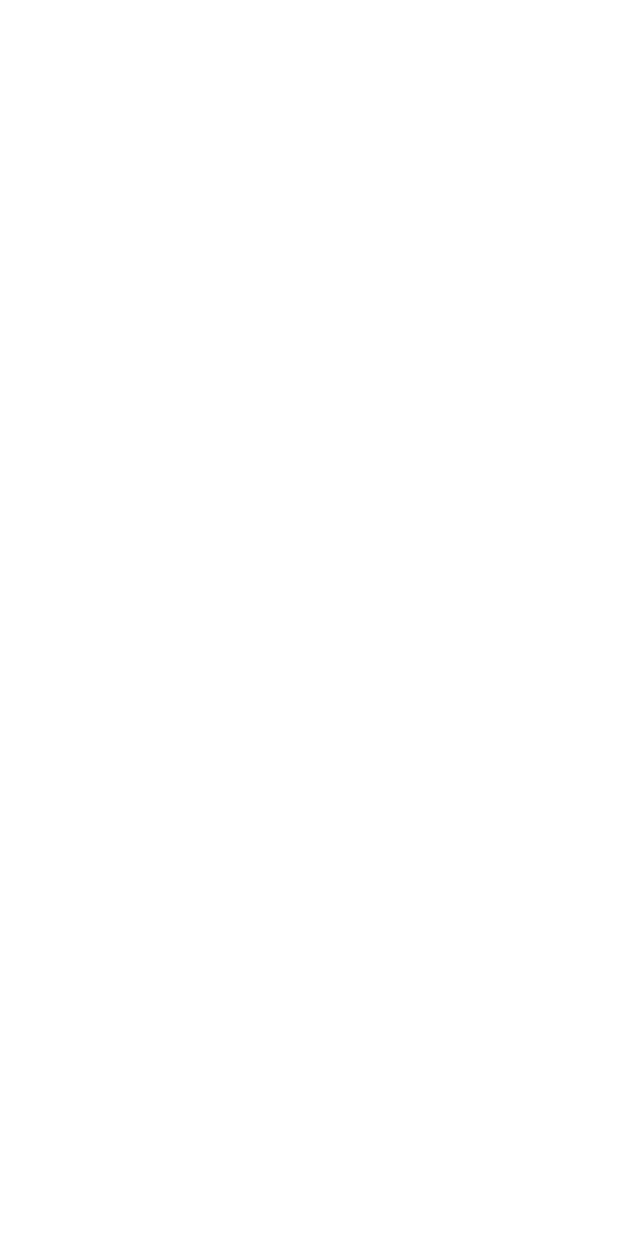
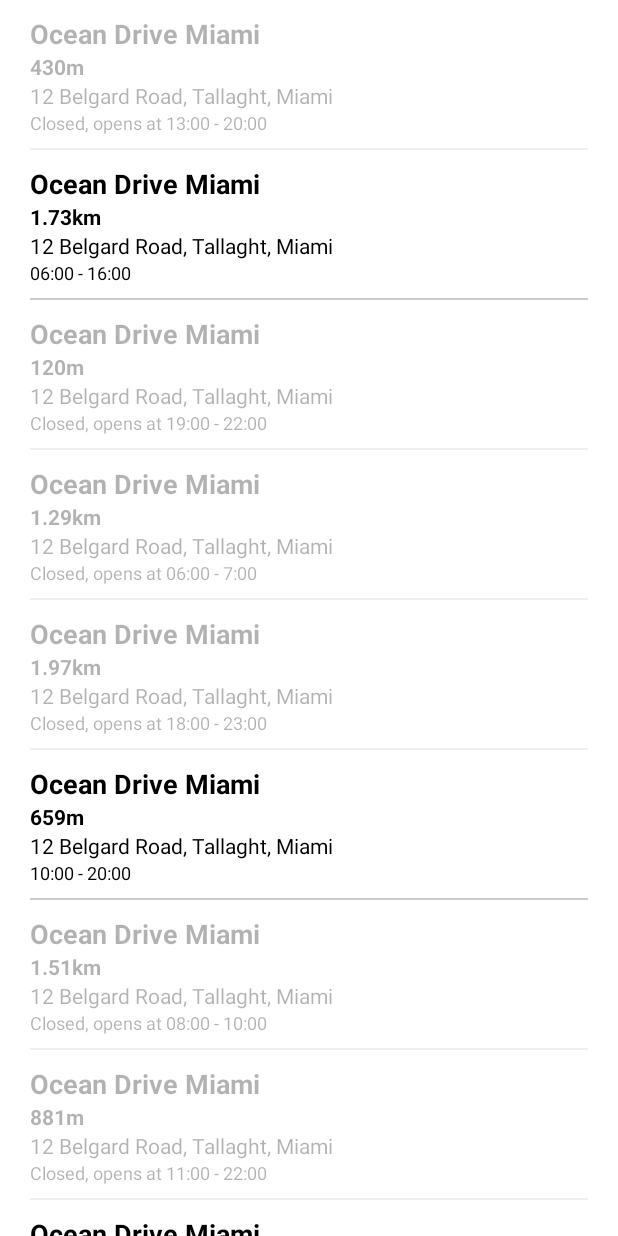
Before and after one commit to nemanjaMet/MENU-Test, an Android app built with Jetpack Compose: the VenuesListScreenFragment screen opened through its navigation route, on a phone screen of 412 x 824 dp. Before the commit the screen is empty. Run offline under Robolectric (Android 15) with nearby library versions, the phone set to English and light mode, and no system bars.

Commit message:
- Added example of venues list

```diff
--- a/app/build.gradle
+++ b/app/build.gradle
@@ -1,6 +1,7 @@
 plugins {
     id 'com.android.application'
     id 'org.jetbrains.kotlin.android'
+    id 'androidx.navigation.safeargs'
 }
 
 android {
@@ -37,7 +38,7 @@ android {
         compose true
     }
     composeOptions {
-        kotlinCompilerExtensionVersion '1.3.2'
+        kotlinCompilerExtensionVersion '1.4.8'
     }
     packagingOptions {
         resources {
--- /dev/null
+++ b/app/src/main/java/com/example/menutest/adapters/VenuesAdapter.kt
@@ -0,0 +1,66 @@
+package com.example.menutest.adapters
+
+import android.content.Context
+import android.view.LayoutInflater
+import android.view.View
+import android.view.ViewGroup
+import android.widget.TextView
+import android.widget.Toast
+import androidx.constraintlayout.widget.ConstraintLayout
+import androidx.recyclerview.widget.RecyclerView
+import com.example.data.VenueTest
+import com.example.menutest.R
+
+class VenuesAdapter(private val context: Context, private val venues: ArrayList<VenueTest>, private val listener: VenuesAdapterInterface? = null) : RecyclerView.Adapter<VenuesAdapter.VenuesViewHolder>() {
+
+    interface VenuesAdapterInterface {
+        fun onVenueClick(position: Int)
+    }
+
+    override fun onCreateViewHolder(parent: ViewGroup, viewType: Int): VenuesViewHolder {
+        return VenuesViewHolder(LayoutInflater.from(parent.context).inflate(R.layout.venue_item, parent, false))
+    }
+
+    override fun getItemCount(): Int {
+        return venues.size
+    }
+
+    override fun onBindViewHolder(holder: VenuesViewHolder, position: Int) {
+
+        val venue = venues[position]
+
+        holder.apply {
+
+            tvTitle.text = venue.title
+            tvDistance.text = venue.distance
+            tvLocation.text = venue.location
+
+            if (venue.isWorking) {
+                tvWorkingTime.text = venue.workingTime
+                clHolder.alpha = 1f
+            } else {
+                val workingTimeText = (context.getString(R.string.closed) + ", opens at ${venue.workingTime}")
+                tvWorkingTime.text = workingTimeText
+                clHolder.alpha = 0.3f
+            }
+
+            clHolder.setOnClickListener {
+                it.setOnClickListener(null)
+                listener?.onVenueClick(position)
+                Toast.makeText(context, "Click $position", Toast.LENGTH_SHORT).show()
+            }
+
+        }
+
+
+    }
+
+    class VenuesViewHolder(view: View) : RecyclerView.ViewHolder(view) {
+        val tvTitle: TextView = view.findViewById(R.id.tv_title)
+        val tvDistance: TextView = view.findViewById(R.id.tv_distance)
+        val tvLocation: TextView = view.findViewById(R.id.tv_location)
+        val tvWorkingTime: TextView = view.findViewById(R.id.tv_working_time)
+        val clHolder: ConstraintLayout = view.findViewById(R.id.cl_venue_item_holder)
+    }
+
+}
--- a/app/src/main/java/com/example/menutest/screens/MasterScreenFragment.kt
+++ b/app/src/main/java/com/example/menutest/screens/MasterScreenFragment.kt
@@ -1,6 +1,7 @@
 package com.example.menutest.screens
 
 import android.view.View
+import androidx.constraintlayout.widget.ConstraintLayout
 import androidx.fragment.app.Fragment
 import com.example.menutest.R
 import com.google.android.material.snackbar.Snackbar
@@ -18,4 +19,12 @@ open class MasterScreenFragment : Fragment() {
 
     }
 
+    fun showProgressBar() {
+        requireActivity().findViewById<ConstraintLayout>(R.id.cl_progress_bar_holder).visibility = View.VISIBLE
+    }
+
+    fun hideProgressBar() {
+        requireActivity().findViewById<ConstraintLayout>(R.id.cl_progress_bar_holder).visibility = View.GONE
+    }
+
 }
--- a/app/src/main/java/com/example/menutest/screens/details/DetailsScreenFragment.kt
+++ b/app/src/main/java/com/example/menutest/screens/details/DetailsScreenFragment.kt
@@ -9,12 +9,22 @@ import com.example.menutest.screens.MasterScreenFragment
 
 class DetailsScreenFragment : MasterScreenFragment() {
 
+    private var venuePosition = -1
+
     companion object {
         private const val LOG_TAG = "DetailsScreenFragment"
     }
 
     private var _binding: FragmentDetailsBinding? = null
     private val binding get() = _binding
+
+    override fun onCreate(savedInstanceState: Bundle?) {
+        super.onCreate(savedInstanceState)
+
+        arguments?.let {
+            venuePosition = DetailsScreenFragmentArgs.fromBundle(it).venuePosition
+        }
+    }
 
     override fun onCreateView(
         inflater: LayoutInflater,
@@ -28,6 +38,7 @@ class DetailsScreenFragment : MasterScreenFragment() {
     override fun onViewCreated(view: View, savedInstanceState: Bundle?) {
         super.onViewCreated(view, savedInstanceState)
 
+
     }
 
 }
--- a/app/src/main/java/com/example/menutest/screens/login/LoginScreenFragment.kt
+++ b/app/src/main/java/com/example/menutest/screens/login/LoginScreenFragment.kt
@@ -4,6 +4,7 @@ import android.os.Bundle
 import android.view.LayoutInflater
 import android.view.View
 import android.view.ViewGroup
+import android.widget.Toast
 import androidx.fragment.app.viewModels
 import androidx.navigation.fragment.findNavController
 import com.example.menutest.R
@@ -52,6 +53,7 @@ class LoginScreenFragment : MasterScreenFragment() {
 
         }
 
+
     }
 
     private fun setViewModelObservers() {
@@ -61,7 +63,7 @@ class LoginScreenFragment : MasterScreenFragment() {
             when (status) {
 
                 SignInStatus.IN_PROGRESS -> {
-
+                    showProgressBar()
                 }
 
                 SignInStatus.FAILED -> {
@@ -77,7 +79,7 @@ class LoginScreenFragment : MasterScreenFragment() {
                 }
 
                 else -> {
-
+                    hideProgressBar()
                 }
 
             }
--- a/app/src/main/java/com/example/menutest/screens/login/LoginViewModel.kt
+++ b/app/src/main/java/com/example/menutest/screens/login/LoginViewModel.kt
@@ -2,7 +2,10 @@ package com.example.menutest.screens.login
 
 import androidx.lifecycle.MutableLiveData
 import androidx.lifecycle.ViewModel
+import androidx.lifecycle.viewModelScope
 import com.example.menutest.models.SignInStatus
+import kotlinx.coroutines.delay
+import kotlinx.coroutines.launch
 
 class LoginViewModel : ViewModel() {
 
@@ -19,10 +22,14 @@ class LoginViewModel : ViewModel() {
     fun signIn(email: String, password: String) {
         signInStatus.value = SignInStatus.IN_PROGRESS
 
-        if (isEmailCorrect(email) && isPasswordCorrect(password)) {
-            signInStatus.value = SignInStatus.SUCCESS
-        } else {
-            signInStatus.value = SignInStatus.FAILED
+        viewModelScope.launch {
+            delay(2000)
+
+            if (isEmailCorrect(email) && isPasswordCorrect(password)) {
+                signInStatus.value = SignInStatus.SUCCESS
+            } else {
+                signInStatus.value = SignInStatus.FAILED
+            }
         }
 
     }
--- a/app/src/main/java/com/example/menutest/screens/venues_list/VenuesListScreenFragment.kt
+++ b/app/src/main/java/com/example/menutest/screens/venues_list/VenuesListScreenFragment.kt
@@ -4,10 +4,17 @@ import android.os.Bundle
 import android.view.LayoutInflater
 import android.view.View
 import android.view.ViewGroup
+import android.widget.LinearLayout
+import androidx.fragment.app.activityViewModels
+import androidx.navigation.fragment.findNavController
+import androidx.recyclerview.widget.LinearLayoutManager
+import androidx.recyclerview.widget.RecyclerView
+import com.example.menutest.adapters.VenuesAdapter
 import com.example.menutest.databinding.FragmentVenuesListBinding
 import com.example.menutest.screens.MasterScreenFragment
+import com.example.menutest.shared_view_models.SharedViewModel
 
-class VenuesListScreenFragment : MasterScreenFragment() {
+class VenuesListScreenFragment : MasterScreenFragment(), VenuesAdapter.VenuesAdapterInterface {
 
     companion object {
         private const val LOG_TAG = "VenuesListScreenFragment"
@@ -15,6 +22,8 @@ class VenuesListScreenFragment : MasterScreenFragment() {
 
     private var _binding: FragmentVenuesListBinding? = null
     private val binding get() = _binding
+
+    val sharedViewModel: SharedViewModel by activityViewModels()
 
     override fun onCreateView(
         inflater: LayoutInflater,
@@ -28,6 +37,28 @@ class VenuesListScreenFragment : MasterScreenFragment() {
     override fun onViewCreated(view: View, savedInstanceState: Bundle?) {
         super.onViewCreated(view, savedInstanceState)
 
+        setVenuesList()
+    }
+
+    private fun setVenuesList() {
+        val venuesAdapter = VenuesAdapter(requireContext(), sharedViewModel.getListOfVenues(), this)
+
+        binding?.apply {
+            rvVenuesList.adapter = venuesAdapter
+            rvVenuesList.layoutManager = LinearLayoutManager(context, LinearLayoutManager.VERTICAL, false)
+        }
+
+    }
+
+    override fun onVenueClick(position: Int) {
+
+        openDetailsScreen(position)
+
+    }
+
+    private fun openDetailsScreen(position: Int) {
+        val action = VenuesListScreenFragmentDirections.actionVenuesListScreenFragmentToDetailsScreenFragment(position)
+        findNavController().navigate(action)
     }
 
 }
--- a/app/src/main/java/com/example/menutest/shared_view_models/SharedViewModel.kt
+++ b/app/src/main/java/com/example/menutest/shared_view_models/SharedViewModel.kt
@@ -1,13 +1,17 @@
 package com.example.menutest.shared_view_models
 
+import android.util.Log
 import androidx.lifecycle.MutableLiveData
 import androidx.lifecycle.ViewModel
 import androidx.lifecycle.viewModelScope
 import com.example.data.LoginRequest
+import com.example.data.VenueTest
 import com.example.network.NetworkApi
 import kotlinx.coroutines.Dispatchers
 import kotlinx.coroutines.delay
 import kotlinx.coroutines.launch
+import java.util.Calendar
+import kotlin.random.Random
 
 class SharedViewModel : ViewModel() {
 
@@ -40,4 +44,39 @@ class SharedViewModel : ViewModel() {
 
     }
 
+    fun getListOfVenues(): ArrayList<VenueTest> {
+        val listOfVenues = arrayListOf<VenueTest>()
+
+        fun roundTheNumber(numInDouble: Float): String {
+
+            return "%.2f".format(numInDouble)
+
+        }
+
+        for (i in 0..49) {
+
+            val distance = Random.nextInt(1,2000)
+            val distanceText = if (distance >= 1000) "${roundTheNumber(distance / 1000f)}km" else "${distance}m"
+            val startWorkingTime = Random.nextInt(6,20)
+            val endWorkingTime = Random.nextInt(startWorkingTime + 1,24)
+            val workingTimeText = "${if (startWorkingTime < 10) "0$startWorkingTime" else "$startWorkingTime"}:00 - ${if (endWorkingTime == 24) "00" else "$endWorkingTime" }:00"
+
+            val currentHours = Calendar.getInstance().get(Calendar.HOUR_OF_DAY);
+            Log.d("currentHoursTest", "currentHours: $currentHours")
+
+            val venue = VenueTest(
+                "Ocean Drive Miami",
+                distanceText,
+                "12 Belgard Road, Tallaght, Miami",
+                workingTimeText,
+                currentHours in startWorkingTime until endWorkingTime
+            )
+
+            listOfVenues.add(venue)
+
+        }
+
+        return listOfVenues
+    }
+
 }
--- /dev/null
+++ b/app/src/main/res/drawable/bottom_divider.xml
@@ -0,0 +1,9 @@
+<?xml version="1.0" encoding="utf-8"?>
+<layer-list xmlns:android="http://schemas.android.com/apk/res/android">
+    <item android:top="-8dp" android:left="-8dp" android:right="-8dp">
+        <shape>
+            <solid android:color="@color/transparent"/>
+            <stroke android:color="@color/login_input_tint" android:width="1dp"/>
+        </shape>
+    </item>
+</layer-list>
--- a/app/src/main/res/layout/activity_main.xml
+++ b/app/src/main/res/layout/activity_main.xml
@@ -16,4 +16,28 @@
         app:layout_constraintTop_toTopOf="parent"
         app:layout_constraintBottom_toBottomOf="parent"/>
 
+    <androidx.constraintlayout.widget.ConstraintLayout
+        android:id="@+id/cl_progress_bar_holder"
+        android:layout_width="match_parent"
+        android:layout_height="match_parent"
+        android:background="@color/loading_background"
+        android:visibility="gone"
+        android:clickable="true"
+        android:focusable="true">
+
+        <ProgressBar
+            android:id="@+id/progress_bar"
+            android:layout_width="80dp"
+            android:layout_height="80dp"
+            android:indeterminate="true"
+            android:indeterminateTintMode="src_atop"
+            android:indeterminateTint="@color/login_btn_background"
+            app:layout_constraintDimensionRatio="1:1"
+            app:layout_constraintLeft_toLeftOf="parent"
+            app:layout_constraintRight_toRightOf="parent"
+            app:layout_constraintTop_toTopOf="parent"
+            app:layout_constraintBottom_toBottomOf="parent"/>
+
+    </androidx.constraintlayout.widget.ConstraintLayout>
+
 </androidx.constraintlayout.widget.ConstraintLayout>
--- a/app/src/main/res/layout/fragment_login.xml
+++ b/app/src/main/res/layout/fragment_login.xml
@@ -40,6 +40,7 @@
         app:layout_constraintGuide_percent="0.65"/>
 
     <ImageView
+        android:id="@+id/iv_logo"
         android:layout_width="0dp"
         android:layout_height="0dp"
         app:layout_constraintDimensionRatio="1:1"
--- a/app/src/main/res/layout/fragment_venues_list.xml
+++ b/app/src/main/res/layout/fragment_venues_list.xml
@@ -3,4 +3,9 @@
     android:layout_width="match_parent"
     android:layout_height="match_parent">
 
+    <androidx.recyclerview.widget.RecyclerView
+        android:id="@+id/rv_venues_list"
+        android:layout_width="match_parent"
+        android:layout_height="match_parent"/>
+
 </androidx.constraintlayout.widget.ConstraintLayout>
--- /dev/null
+++ b/app/src/main/res/layout/venue_item.xml
@@ -0,0 +1,50 @@
+<?xml version="1.0" encoding="utf-8"?>
+<androidx.constraintlayout.widget.ConstraintLayout xmlns:android="http://schemas.android.com/apk/res/android"
+    android:layout_width="match_parent"
+    android:layout_height="wrap_content"
+    xmlns:app="http://schemas.android.com/apk/res-auto"
+    android:layout_marginStart="20dp"
+    android:layout_marginEnd="20dp"
+    android:paddingTop="10dp"
+    android:paddingBottom="10dp"
+    android:id="@+id/cl_venue_item_holder"
+    android:background="@drawable/bottom_divider">
+
+    <TextView
+        android:id="@+id/tv_title"
+        android:layout_width="match_parent"
+        android:layout_height="wrap_content"
+        app:layout_constraintTop_toTopOf="parent"
+        android:textSize="18sp"
+        android:textStyle="bold"
+        android:textAlignment="textStart"
+        android:textColor="@color/venue_item_text"/>
+
+    <TextView
+        android:id="@+id/tv_distance"
+        android:layout_width="match_parent"
+        android:layout_height="wrap_content"
+        app:layout_constraintTop_toBottomOf="@id/tv_title"
+        android:textSize="14sp"
+        android:textStyle="bold"
+        android:textAlignment="textStart"
+        android:textColor="@color/venue_item_text"/>
+
+    <TextView
+        android:id="@+id/tv_location"
+        android:layout_width="match_parent"
+        android:layout_height="wrap_content"
+        app:layout_constraintTop_toBottomOf="@id/tv_distance"
+        android:textSize="14sp"
+        android:textAlignment="textStart"
+        android:textColor="@color/venue_item_text"/>
+
+    <TextView
+        android:id="@+id/tv_working_time"
+        android:layout_width="match_parent"
+        android:layout_height="wrap_content"
+        app:layout_constraintTop_toBottomOf="@id/tv_location"
+        android:textSize="12sp"
+        android:textColor="@color/venue_item_text"/>
+
+</androidx.constraintlayout.widget.ConstraintLayout>
--- a/app/src/main/res/navigation/navigation.xml
+++ b/app/src/main/res/navigation/navigation.xml
@@ -29,6 +29,12 @@
         android:id="@+id/detailsScreenFragment"
         android:name="com.example.menutest.screens.details.DetailsScreenFragment"
         android:label="DetailsScreenFragment"
-        tools:layout="@layout/fragment_details"/>
+        tools:layout="@layout/fragment_details" >
+
+        <argument
+            android:name="venuePosition"
+            app:argType="integer"/>
+
+    </fragment>
 
 </navigation>
--- a/app/src/main/res/values/colors.xml
+++ b/app/src/main/res/values/colors.xml
@@ -10,6 +10,7 @@
     <color name="transparent">#00FFFFFF</color>
 
     <color name="background">#FFFFFFFF</color>
+    <color name="loading_background">#4D000000</color>
 
     <!-- Spash Screen -->
     <color name="system_splash_background">#ffffff</color>
@@ -22,5 +23,8 @@
     <color name="login_input_text">#FF000000</color>
     <color name="login_input_tint">#CCCBCB</color>
 
+    <!-- Venues List Screen -->
+    <color name="venue_item_text">#FF000000</color>
+
     <!--<color name="input_field_tint">#673AB7</color> &lt;!&ndash; e3e3e3 &ndash;&gt;-->
 </resources>
--- a/app/src/main/res/values/strings.xml
+++ b/app/src/main/res/values/strings.xml
@@ -8,4 +8,6 @@
     <string name="password">Password</string>
     <string name="sign_in">Sign in</string>
 
+    <string name="closed">Closed</string>
+
 </resources>
--- a/build.gradle
+++ b/build.gradle
@@ -2,5 +2,6 @@
 plugins {
     id 'com.android.application' version '8.0.2' apply false
     id 'com.android.library' version '8.0.2' apply false
-    id 'org.jetbrains.kotlin.android' version '1.7.20' apply false
+    id 'org.jetbrains.kotlin.android' version '1.8.22' apply false
+    id 'androidx.navigation.safeargs' version '2.6.0' apply false
 }
--- /dev/null
+++ b/data/src/main/java/com/example/data/VenueTest.kt
@@ -0,0 +1,9 @@
+package com.example.data
+
+data class VenueTest(
+    val title: String,
+    val distance: String,
+    val location: String,
+    val workingTime: String,
+    val isWorking: Boolean
+)
```
